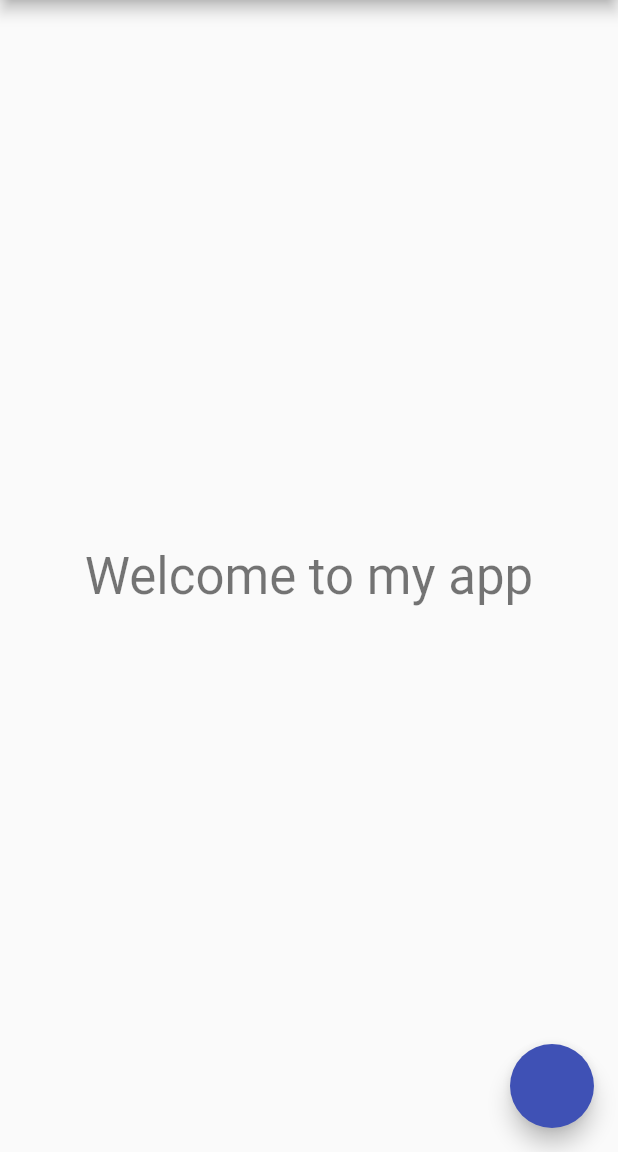
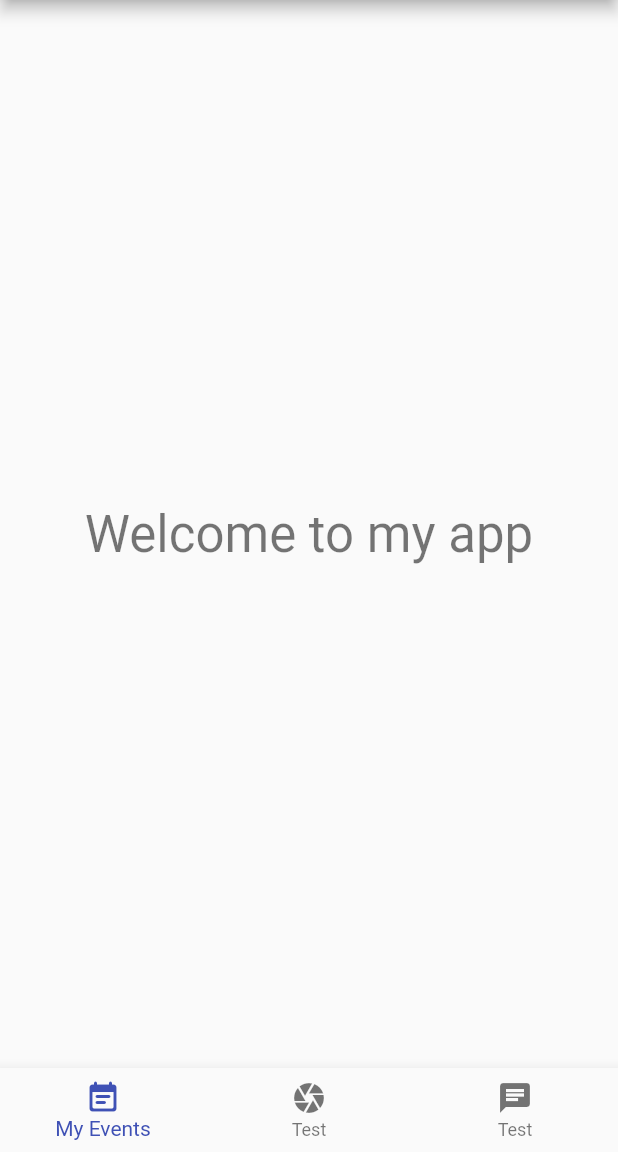
Before and after one commit to AtelierIUTCharlemagne/AppFlutter, a Flutter app: the screen it shows after launch, on a phone screen of 412 x 824 dp, the part 84-1236 px from its top. Run offline on Flutter 3.47's test engine with Material 2 defaults, Android fonts, the phone set to English and light mode, and no system bars; our stand-ins replace date_field, dio, faker, validators.

Commit message:
💄 Start create Event Page

```diff
--- /dev/null
+++ b/atelier2_app_mobile/lib/components/TabBar.dart
@@ -0,0 +1,50 @@
+import 'package:flutter/material.dart';
+
+class MyTabbedPage extends StatefulWidget {
+  const MyTabbedPage({Key? key}) : super(key: key);
+  @override
+  State<MyTabbedPage> createState() => _MyTabbedPageState();
+}
+
+class _MyTabbedPageState extends State<MyTabbedPage> {
+  int _selectedIndex = 0; //New
+  void _onItemTapped(int index) {
+    setState(() {
+      _selectedIndex = index;
+    });
+    switch (index) {
+      case 0:
+        Navigator.pushNamed(context, '/events');
+        break;
+      case 1:
+        Navigator.pushNamed(context, '/events');
+        break;
+      case 2:
+        Navigator.pushNamed(context, '/events');
+        break;
+      default:
+    }
+  }
+
+  @override
+  Widget build(BuildContext context) {
+    return BottomNavigationBar(
+      items: const <BottomNavigationBarItem>[
+        BottomNavigationBarItem(
+          icon: Icon(Icons.event_note_rounded),
+          label: 'My Events',
+        ),
+        BottomNavigationBarItem(
+          icon: Icon(Icons.camera),
+          label: 'Test',
+        ),
+        BottomNavigationBarItem(
+          icon: Icon(Icons.chat),
+          label: 'Test',
+        ),
+      ],
+      currentIndex: _selectedIndex, //New
+      onTap: _onItemTapped, //New
+    );
+  }
+}
--- a/atelier2_app_mobile/lib/main.dart
+++ b/atelier2_app_mobile/lib/main.dart
@@ -1,8 +1,11 @@
+import 'package:atelier2_app_mobile/screens/CreateEvent.dart';
 import 'package:atelier2_app_mobile/screens/MyEvents.dart';
+import 'package:atelier2_app_mobile/screens/OneEvent.dart';
 import 'package:atelier2_app_mobile/screens/Register.dart';
 import 'package:flutter/material.dart';
 import 'package:provider/provider.dart';
 
+import 'components/TabBar.dart';
 import 'data/EventsCollection.dart';
 
 void main() {
@@ -22,7 +25,10 @@ class MyApp extends StatelessWidget {
       routes: {
         '/': (context) => const MyHomePage(),
         '/events': (context) => const MyEvents(),
+        '/event': (context) => const OneEvent(),
         '/register': (context) => const Register(),
+        '/createEvent': (context) => const CreateEvent(),
+        '/test': (context) => const MyTabbedPage(),
       },
       theme: ThemeData(
           // This is the theme of your application.
@@ -51,6 +57,7 @@ class MyHomePage extends StatelessWidget {
               )
             ],
       ),
+
       body: Center(
         child: Column(
           mainAxisAlignment: MainAxisAlignment.center,
@@ -62,11 +69,8 @@ class MyHomePage extends StatelessWidget {
           ],
         ),
       ),
-      floatingActionButton: FloatingActionButton(
-          //onPressed: _incrementCounter,
-          onPressed: () {
-            Navigator.pushNamed(context, '/');
-      }),
+
+     bottomNavigationBar: const MyTabbedPage(),
     );
   }
 }
--- a/atelier2_app_mobile/pubspec.yaml
+++ b/atelier2_app_mobile/pubspec.yaml
@@ -36,6 +36,9 @@ dependencies:
   cupertino_icons: ^1.0.2
   provider: ^6.0.2
   faker: ^2.0.0
+  date_field: ^3.0.0
+  dio: ^4.0.4
+  validators: ^3.0.0
 
 dev_dependencies:
   flutter_test:
```
Also changed, not shown: atelier2_app_mobile/lib/model/User.dart (added, +36 -0 lines), atelier2_app_mobile/lib/screens/CreateEvent.dart (added, +123 -0 lines), atelier2_app_mobile/lib/screens/MyEvents.dart (+9 -2 lines), atelier2_app_mobile/lib/screens/OneEvent.dart (added, +42 -0 lines), atelier2_app_mobile/pubspec.lock.
